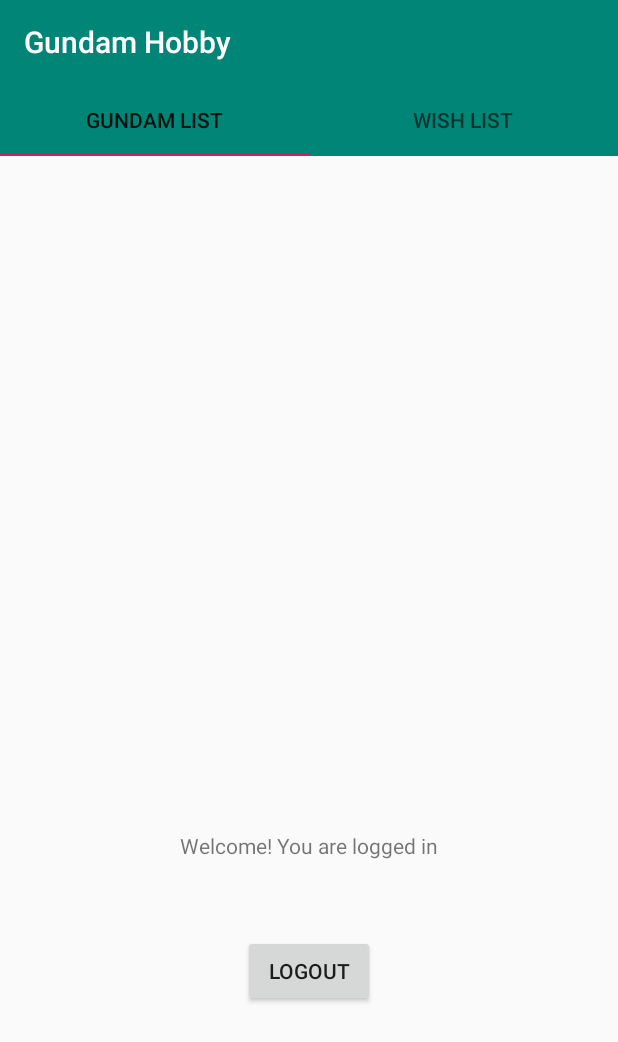
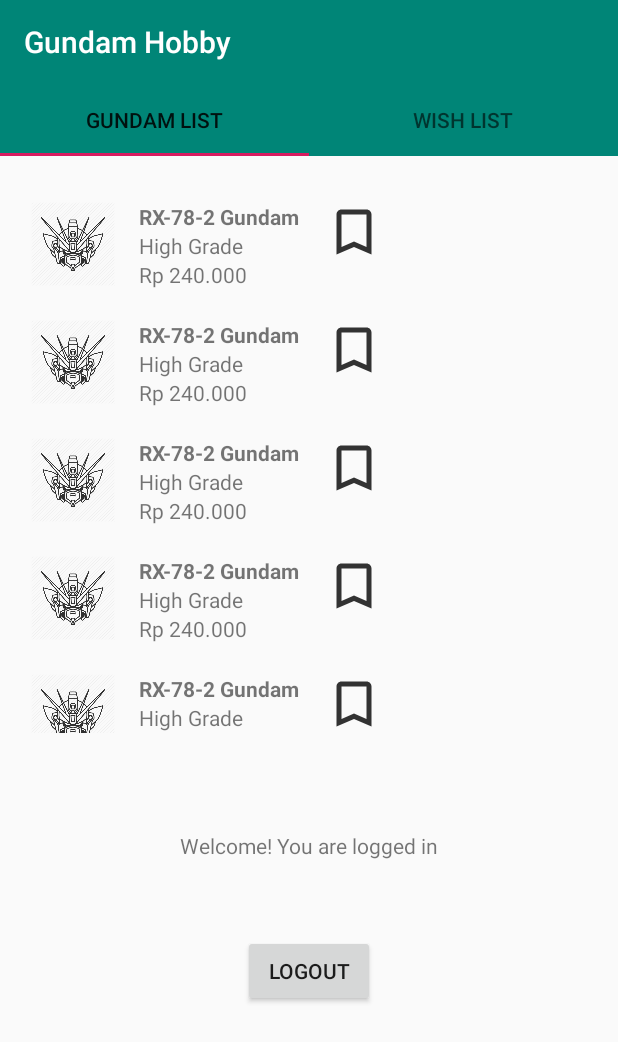
Before and after one commit to BenyaminDoni/GundamHobby, an Android app: the screen it shows after launch once a user with an empty profile is signed in (HomeActivity), on a phone screen of 412 x 824 dp. Shown: the top 1042 px of the screen. Run offline under Robolectric (Android 15) with nearby library versions, the phone set to English and light mode, and no system bars; our stand-ins replace Firebase (no records; nobody signed in at launch, a user with empty details on screens opened directly).

Commit message:
Tambah fungsi tampilkan list gunpla di home

```diff
--- /dev/null
+++ b/app/src/main/java/com/example/myapplication/List.java
@@ -0,0 +1,50 @@
+package com.example.myapplication;
+
+public class List {
+    private String name;
+    private String grade;
+    private String price;
+    private int photo;
+
+    public List(){
+    }
+
+    public List(String name, String grade, String price, int photo) {
+        this.name = name;
+        this.grade = grade;
+        this.price = price;
+        this.photo = photo;
+    }
+
+    public String getName() {
+        return name;
+    }
+
+    public void setName(String name) {
+        this.name = name;
+    }
+
+    public String getGrade() {
+        return grade;
+    }
+
+    public void setGrade(String grade) {
+        this.grade = grade;
+    }
+
+    public String getPrice() {
+        return price;
+    }
+
+    public void setPrice(String price) {
+        this.price = price;
+    }
+
+    public int getPhoto() {
+        return photo;
+    }
+
+    public void setPhoto(int photo) {
+        this.photo = photo;
+    }
+}
--- a/app/src/main/java/com/example/myapplication/ListFragment.java
+++ b/app/src/main/java/com/example/myapplication/ListFragment.java
@@ -5,15 +5,19 @@ import android.view.LayoutInflater;
 import android.view.View;
 import android.view.ViewGroup;
 
+import androidx.annotation.Nullable;
 import androidx.fragment.app.Fragment;
 import androidx.recyclerview.widget.LinearLayoutManager;
 import androidx.recyclerview.widget.RecyclerView;
 
 import java.util.ArrayList;
+import java.util.List;
 
 
 public class ListFragment extends Fragment {
     View v;
+    private RecyclerView myrecyclerView;
+    private List<com.example.myapplication.List> lstList;
 
     public ListFragment(){
     }
@@ -21,6 +25,29 @@ public class ListFragment extends Fragment {
     @Override
     public View onCreateView(LayoutInflater inflater, ViewGroup container, Bundle savedInstanceState) {
         v = inflater.inflate(R.layout.fragment_list,container,false);
+        myrecyclerView = (RecyclerView) v.findViewById(R.id.listRV);
+        RecycleViewAdapter recycleAdapter = new RecycleViewAdapter(getContext(),lstList);
+        myrecyclerView.setLayoutManager(new LinearLayoutManager(getActivity()));
+        myrecyclerView.setAdapter(recycleAdapter);
         return v;
     }
+
+    @Override
+    public void onCreate(@Nullable Bundle savedInstanceState) {
+        super.onCreate(savedInstanceState);
+
+        lstList = new ArrayList<>();
+        lstList.add(new com.example.myapplication.List("RX-78-2 Gundam","High Grade","Rp 240.000",R.drawable.gundam_projek_andro_logo));
+        lstList.add(new com.example.myapplication.List("RX-78-2 Gundam","High Grade","Rp 240.000",R.drawable.gundam_projek_andro_logo));
+        lstList.add(new com.example.myapplication.List("RX-78-2 Gundam","High Grade","Rp 240.000",R.drawable.gundam_projek_andro_logo));
+        lstList.add(new com.example.myapplication.List("RX-78-2 Gundam","High Grade","Rp 240.000",R.drawable.gundam_projek_andro_logo));
+        lstList.add(new com.example.myapplication.List("RX-78-2 Gundam","High Grade","Rp 240.000",R.drawable.gundam_projek_andro_logo));
+        lstList.add(new com.example.myapplication.List("RX-78-2 Gundam","High Grade","Rp 240.000",R.drawable.gundam_projek_andro_logo));
+        lstList.add(new com.example.myapplication.List("RX-78-2 Gundam","High Grade","Rp 240.000",R.drawable.gundam_projek_andro_logo));
+        lstList.add(new com.example.myapplication.List("RX-78-2 Gundam","High Grade","Rp 240.000",R.drawable.gundam_projek_andro_logo));
+        lstList.add(new com.example.myapplication.List("RX-78-2 Gundam","High Grade","Rp 240.000",R.drawable.gundam_projek_andro_logo));
+        lstList.add(new com.example.myapplication.List("RX-78-2 Gundam","High Grade","Rp 240.000",R.drawable.gundam_projek_andro_logo));
+        lstList.add(new com.example.myapplication.List("RX-78-2 Gundam","High Grade","Rp 240.000",R.drawable.gundam_projek_andro_logo));
+        lstList.add(new com.example.myapplication.List("RX-78-2 Gundam","High Grade","Rp 240.000",R.drawable.gundam_projek_andro_logo));
+    }
 }
--- /dev/null
+++ b/app/src/main/java/com/example/myapplication/RecycleViewAdapter.java
@@ -0,0 +1,64 @@
+package com.example.myapplication;
+
+import android.content.Context;
+import android.view.LayoutInflater;
+import android.view.View;
+import android.view.ViewGroup;
+import android.widget.ImageView;
+import android.widget.TextView;
+
+import androidx.annotation.NonNull;
+import androidx.recyclerview.widget.RecyclerView;
+
+import org.w3c.dom.Text;
+
+import java.util.List;
+
+public class RecycleViewAdapter extends RecyclerView.Adapter<RecycleViewAdapter.MyViewHolder> {
+
+    Context mContext;
+    List<com.example.myapplication.List> nData;
+
+    public RecycleViewAdapter(Context mContext, List<com.example.myapplication.List> nData) {
+        this.mContext = mContext;
+        this.nData = nData;
+    }
+
+    @NonNull
+    @Override
+    public MyViewHolder onCreateViewHolder(@NonNull ViewGroup parent, int viewType) {
+        View v;
+        v = LayoutInflater.from(mContext).inflate(R.layout.item_list,parent,false);
+        MyViewHolder vHolder = new MyViewHolder(v);
+        return vHolder;
+    }
+
+    @Override
+    public void onBindViewHolder(@NonNull MyViewHolder holder, int position) {
+        holder.tv_name.setText(nData.get(position).getName());
+        holder.tv_grade.setText(nData.get(position).getGrade());
+        holder.tv_price.setText(nData.get(position).getPrice());
+        holder.img.setImageResource(nData.get(position).getPhoto());
+    }
+
+    @Override
+    public int getItemCount() {
+        return nData.size();
+    }
+
+    public static class MyViewHolder extends RecyclerView.ViewHolder {
+        private TextView tv_name;
+        private TextView tv_grade;
+        private TextView tv_price;
+        private ImageView img;
+
+        public MyViewHolder(@NonNull View itemView) {
+            super(itemView);
+
+            tv_name = (TextView) itemView.findViewById(R.id.name_list);
+            tv_grade = (TextView) itemView.findViewById(R.id.grade_list);
+            tv_price = (TextView) itemView.findViewById(R.id.price_list);
+            img = (ImageView) itemView.findViewById(R.id.img_list);
+        }
+    }
+}
--- /dev/null
+++ b/app/src/main/res/drawable-anydpi/ic_book.xml
@@ -0,0 +1,11 @@
+<vector xmlns:android="http://schemas.android.com/apk/res/android"
+    android:width="24dp"
+    android:height="24dp"
+    android:viewportWidth="24"
+    android:viewportHeight="24"
+    android:tint="#000000"
+    android:alpha="0.8">
+    <path
+        android:fillColor="#FF000000"
+        android:pathData="M17,3L7,3c-1.1,0 -1.99,0.9 -1.99,2L5,21l7,-3 7,3L19,5c0,-1.1 -0.9,-2 -2,-2zM17,18l-5,-2.18L7,18L7,5h10v13z"/>
+</vector>
--- a/app/src/main/res/layout/fragment_list.xml
+++ b/app/src/main/res/layout/fragment_list.xml
@@ -4,6 +4,12 @@
     android:layout_height="match_parent"
     android:orientation="vertical">
 
+    <androidx.recyclerview.widget.RecyclerView
+        android:layout_width="match_parent"
+        android:layout_height="match_parent"
+        android:padding="15dp"
+        android:id="@+id/listRV">
 
+    </androidx.recyclerview.widget.RecyclerView>
 
 </LinearLayout>
--- /dev/null
+++ b/app/src/main/res/layout/item_list.xml
@@ -0,0 +1,61 @@
+<?xml version="1.0" encoding="utf-8"?>
+<LinearLayout xmlns:android="http://schemas.android.com/apk/res/android"
+    android:orientation="horizontal"
+    android:layout_width="match_parent"
+    android:layout_height="wrap_content"
+    android:padding="5dp"
+    android:layout_marginTop="10dp">
+
+    <ImageView
+        android:layout_width="56dp"
+        android:layout_height="56dp"
+        android:id="@+id/img_list"
+        android:src="@drawable/gundam_projek_andro_logo">
+
+    </ImageView>
+
+    <LinearLayout
+        android:layout_width="wrap_content"
+        android:layout_height="wrap_content"
+        android:orientation="vertical"
+        android:layout_marginLeft="16dp">
+
+        <TextView
+            android:layout_width="wrap_content"
+            android:layout_height="wrap_content"
+            android:textStyle="bold"
+            android:text="Gunpla Name"
+            android:id="@+id/name_list">
+        </TextView>
+
+        <TextView
+            android:layout_width="wrap_content"
+            android:layout_height="wrap_content"
+            android:text="Gunpla Grade"
+            android:id="@+id/grade_list">
+        </TextView>
+
+        <TextView
+            android:layout_width="wrap_content"
+            android:layout_height="wrap_content"
+            android:text="Price"
+            android:id="@+id/price_list">
+        </TextView>
+
+    </LinearLayout>
+
+    <LinearLayout
+        android:layout_width="wrap_content"
+        android:layout_height="wrap_content"
+        android:layout_marginLeft="16dp">
+
+        <ImageView
+            android:layout_width="40dp"
+            android:layout_height="40dp"
+            android:src="@drawable/ic_book"
+            android:id="@+id/book_list">
+        </ImageView>
+
+    </LinearLayout>
+
+</LinearLayout>
--- a/app/src/main/res/layout/recycle_item.xml
+++ /dev/null
@@ -1,42 +0,0 @@
-<?xml version="1.0" encoding="utf-8"?>
-<RelativeLayout xmlns:android="http://schemas.android.com/apk/res/android"
-    android:layout_width="fill_parent"
-    android:layout_height="?android:attr/listPreferredItemHeight"
-    android:padding="10dp" >
-
-    <ImageView
-        android:id="@+id/gambar"
-        android:layout_width="70dp"
-        android:layout_height="fill_parent"
-        android:layout_alignParentTop="true"
-        android:layout_alignParentBottom="true"
-        android:contentDescription="TODO"
-        android:src="@drawable/gundam_projek_andro_logo" />
-
-    <TextView
-        android:id="@+id/keterangan"
-        android:layout_width="wrap_content"
-        android:layout_height="wrap_content"
-        android:layout_alignParentBottom="true"
-        android:layout_alignParentRight="true"
-        android:layout_toRightOf="@id/gambar"
-        android:ellipsize="marquee"
-        android:singleLine="true"
-        android:textColor="@android:color/black"
-        android:text="Description"
-        android:textSize="12sp" />
-
-    <TextView
-        android:id="@+id/judul"
-        android:layout_width="fill_parent"
-        android:layout_height="wrap_content"
-        android:layout_above="@id/keterangan"
-        android:layout_alignParentTop="true"
-        android:layout_alignWithParentIfMissing="true"
-        android:layout_toRightOf="@id/gambar"
-        android:gravity="center_vertical"
-        android:text="Example application"
-        android:textColor="@android:color/black"
-        android:textSize="16sp" />
-
-</RelativeLayout>
```
Also changed, not shown: app/src/main/res/drawable-hdpi/ic_book.png (added), app/src/main/res/drawable-mdpi/ic_book.png (added), app/src/main/res/drawable-xhdpi/ic_book.png (added), app/src/main/res/drawable-xxhdpi/ic_book.png (added).
